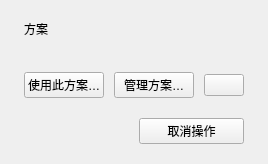
Old version of the form windows/mainwindow_child/homepage/pages/homepage_page_branches.ui in the repository Zao-chen/ZcVersionBox.
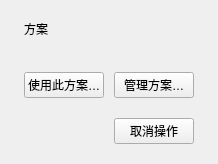
New version of the form.

What changed in the file:
```diff
--- a/windows/mainwindow_child/homepage/pages/homepage_page_branches.ui
+++ b/windows/mainwindow_child/homepage/pages/homepage_page_branches.ui
@@ -17,7 +17,6 @@
    <item><layout class="QHBoxLayout" name="actions">
     <item><widget class="QPushButton" name="useBranch"><property name="text"><string>使用此方案…</string></property></widget></item>
     <item><widget class="QPushButton" name="operations"><property name="text"><string>管理方案…</string></property></widget></item>
-    <item><widget class="QPushButton" name="commonAncestors"><property name="text"><string/></property></widget></item>
     <item><spacer name="actionSpace"><property name="orientation"><enum>Qt::Horizontal</enum></property><property name="sizeHint" stdset="0"><size><width>0</width><height>0</height></size></property></spacer></item>
    </layout></item>
    <item><widget class="QWidget" name="historyContainer"><layout class="QVBoxLayout" name="historyLayout"><property name="leftMargin"><number>0</number></property><property name="topMargin"><number>0</number></property><property name="rightMargin"><number>0</number></property><property name="bottomMargin"><number>0</number></property></layout></widget></item>
```
